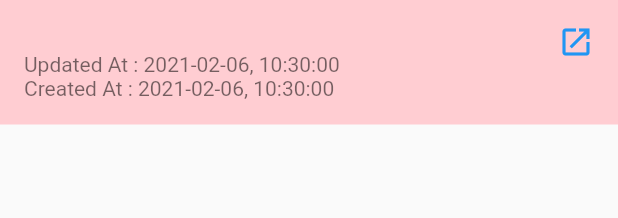
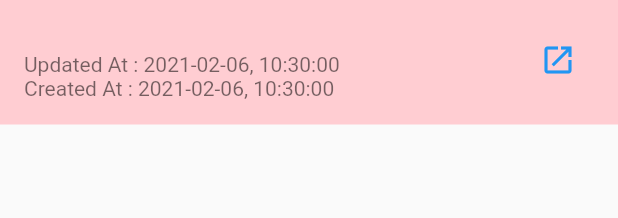
Before and after one commit to gagahpangeran/readlist-mobile, a Flutter app: the ReadListTile widget shown alone on an empty page, opened directly with empty values, on a phone screen of 412 x 824 dp. Shown: the top 218 px of the screen. Run offline on Flutter 3.47's test engine with Material 2 defaults, Android fonts, the phone set to English and light mode, and no system bars; our stand-ins replace shared_preferences; missing offline and left inert: clipboard; accounts and stored records are empty; network calls fail.

Commit message:
fix ontap icon in list item

```diff
--- a/lib/components/read_list_tile.dart
+++ b/lib/components/read_list_tile.dart
@@ -30,11 +30,13 @@ class _ReadListTileState extends State<ReadListTile> {
       title: Text(widget.item.title),
       subtitle: Text("""Updated At : ${format.format(widget.item.updatedAt)}
 Created At : ${format.format(widget.item.createdAt)}"""),
-      trailing: Icon(
-        Icons.open_in_new,
-        color: Colors.blue,
+      trailing: IconButton(
+        icon: Icon(
+          Icons.open_in_new,
+          color: Colors.blue,
+        ),
+        onPressed: _launchLink,
       ),
-      onTap: _launchLink,
     );
   }
 }
```
